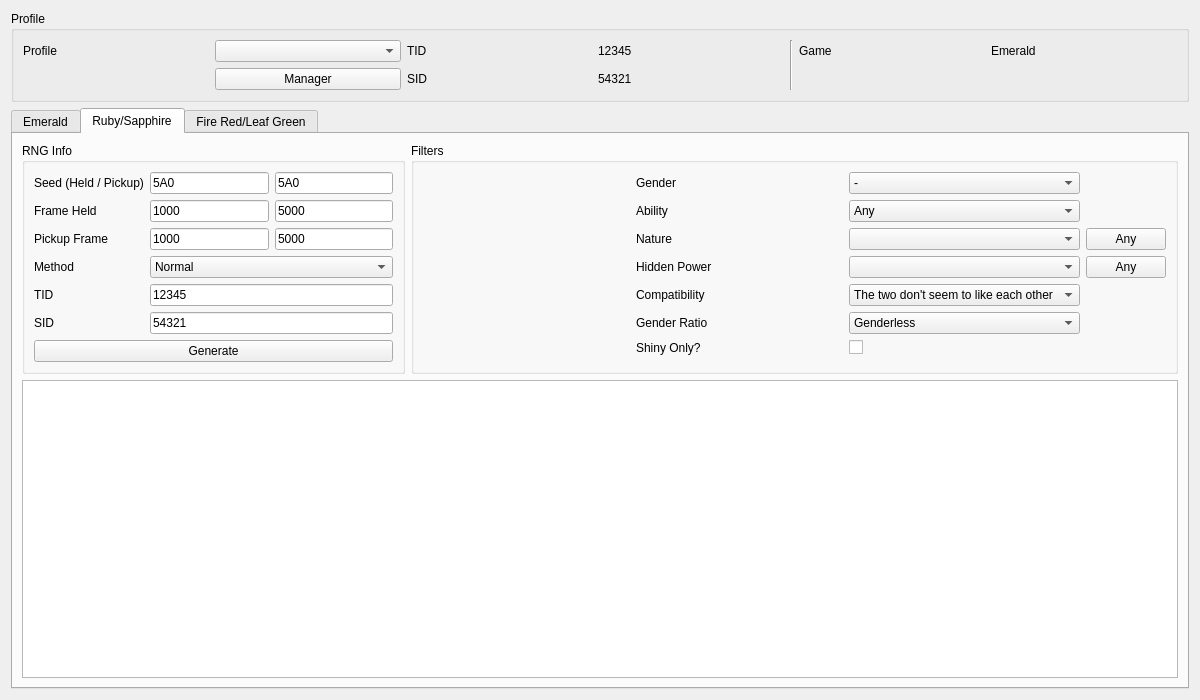
First picture: the form in Forms/Gen3/Eggs3.ui, repository Admiral-Fish/PokeFinder, before the edit.
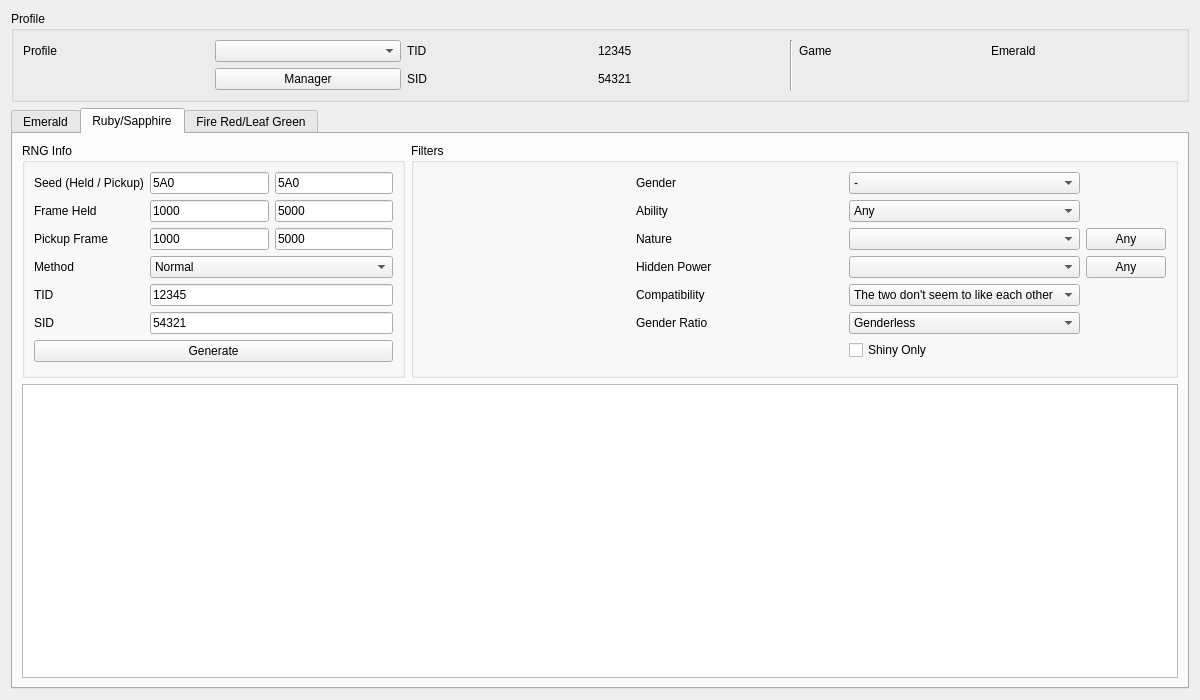
Second picture: the form after the edit. The open tabs and pages were chosen to show the change. Custom widgets are drawn as their Qt base class.

Patch:
```diff
--- a/Forms/Gen3/Eggs3.ui
+++ b/Forms/Gen3/Eggs3.ui
@@ -939,17 +939,10 @@
             </item>
            </widget>
           </item>
-          <item row="6" column="1">
-           <widget class="QLabel" name="labelRSShinyOnly">
-            <property name="text">
-             <string>Shiny Only?</string>
-            </property>
-           </widget>
-          </item>
           <item row="6" column="2">
            <widget class="QCheckBox" name="checkBoxRSShiny">
             <property name="text">
-             <string/>
+             <string>Shiny Only</string>
             </property>
            </widget>
           </item>
```
Left out of the diff: 32 changed lines with no effect on the pictures.
